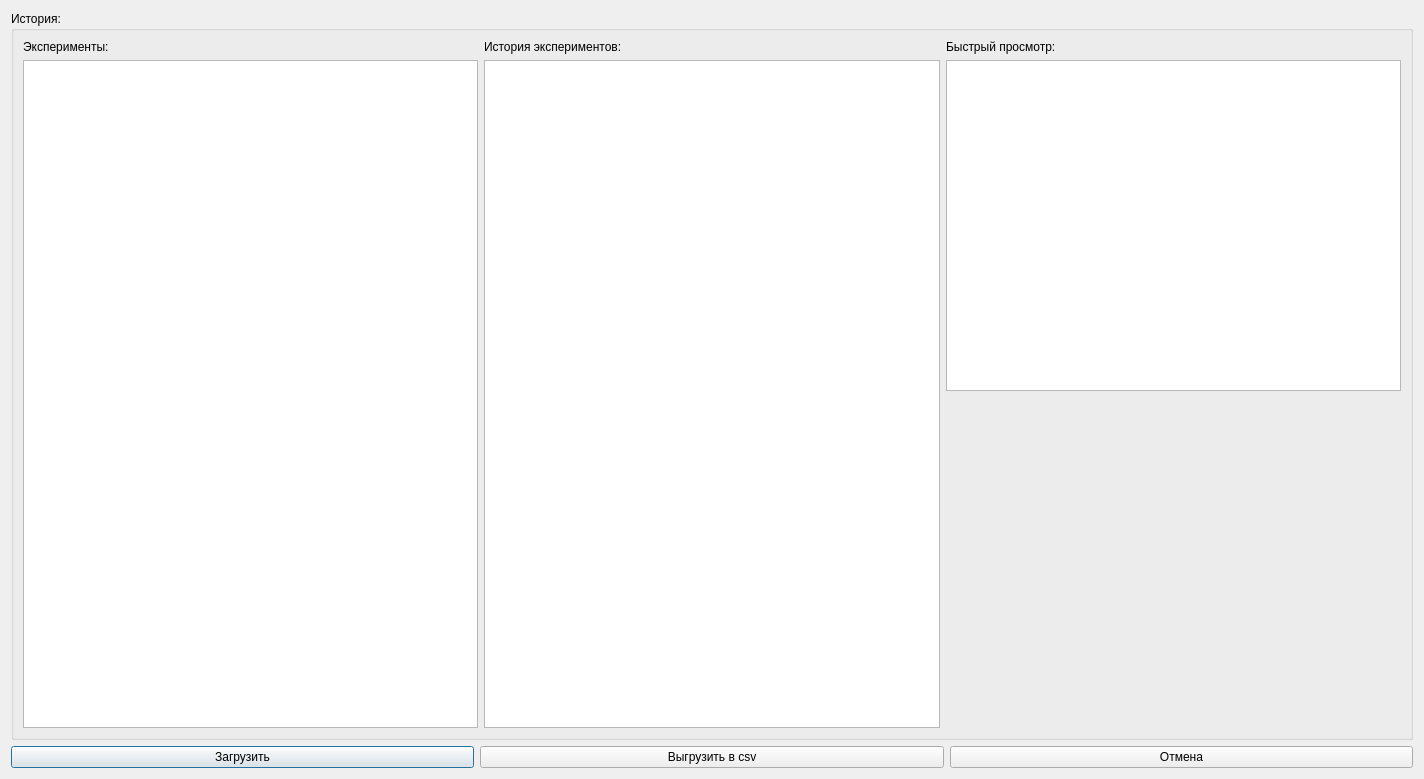
neurocomputer/MemriBoard, file gui/uies/history.ui: the form before one commit.
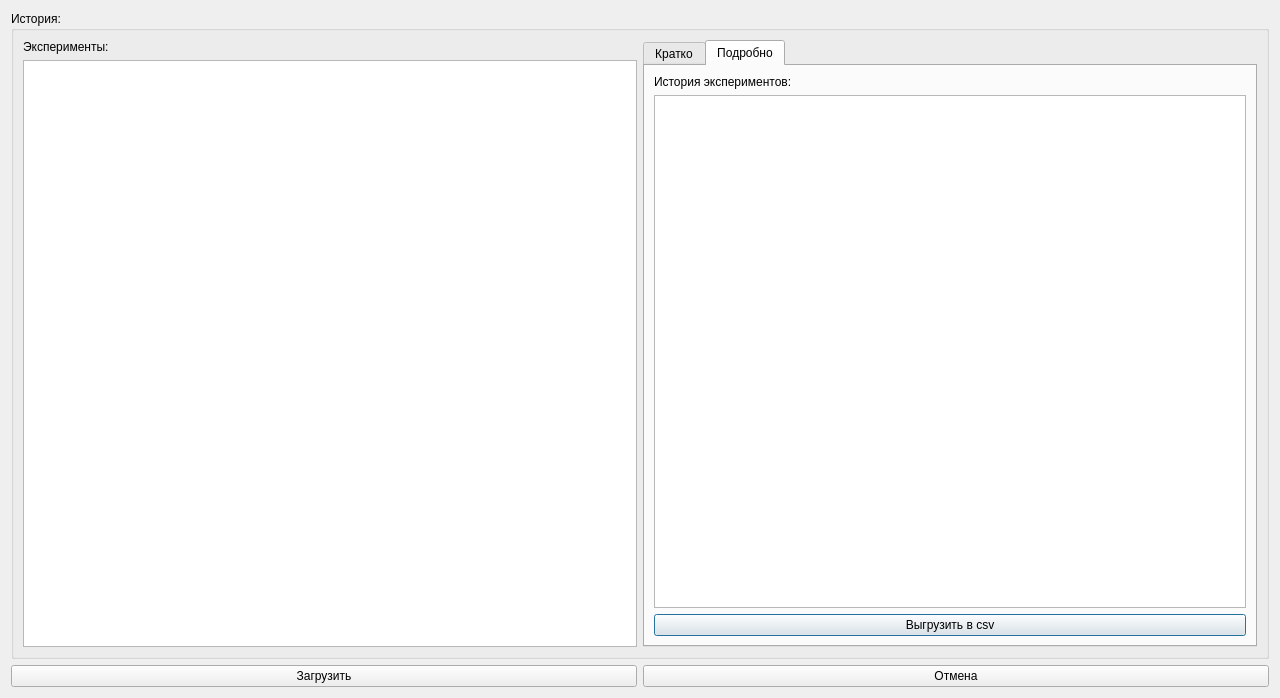
The form after the commit. The open tabs and pages were chosen to show the change.

Commit message: history window reorganised

Diff of the .ui file:
```diff
--- a/gui/uies/history.ui
+++ b/gui/uies/history.ui
@@ -6,8 +6,8 @@
    <rect>
     <x>0</x>
     <y>0</y>
-    <width>1424</width>
-    <height>779</height>
+    <width>1280</width>
+    <height>698</height>
    </rect>
   </property>
   <property name="windowTitle">
@@ -37,19 +37,15 @@
          </layout>
         </item>
         <item>
-         <layout class="QVBoxLayout" name="verticalLayout_6">
-          <item>
-           <widget class="QLabel" name="label">
-            <property name="text">
-             <string>История экспериментов:</string>
-            </property>
-           </widget>
-          </item>
-          <item>
-           <widget class="QTableWidget" name="table_history_tickets"/>
-          </item>
-         </layout>
-        </item>
+         <widget class="QTabWidget" name="tab_history_info">
+          <property name="currentIndex">
+           <number>0</number>
+          </property>
+          <widget class="QWidget" name="tab_brief">
+           <attribute name="title">
+            <string>Кратко</string>
+           </attribute>
+           <layout class="QVBoxLayout" name="verticalLayout_2">
         <item>
          <layout class="QVBoxLayout" name="verticalLayout_7">
           <item>
@@ -78,6 +74,38 @@
          </layout>
         </item>
        </layout>
+          </widget>
+          <widget class="QWidget" name="tab_full">
+           <attribute name="title">
+            <string>Подробно</string>
+           </attribute>
+           <layout class="QVBoxLayout" name="verticalLayout_3">
+            <item>
+             <layout class="QVBoxLayout" name="verticalLayout_6">
+              <item>
+               <widget class="QLabel" name="label">
+                <property name="text">
+                 <string>История экспериментов:</string>
+                </property>
+               </widget>
+              </item>
+              <item>
+               <widget class="QTableWidget" name="table_history_tickets"/>
+              </item>
+              <item>
+               <widget class="QPushButton" name="button_load_from_db">
+                <property name="text">
+                 <string>Выгрузить в csv</string>
+                </property>
+               </widget>
+              </item>
+             </layout>
+            </item>
+           </layout>
+          </widget>
+         </widget>
+        </item>
+       </layout>
       </item>
      </layout>
     </widget>
@@ -91,13 +119,6 @@
        </property>
       </widget>
      </item>
-     <item>
-      <widget class="QPushButton" name="button_load_from_db">
-       <property name="text">
-        <string>Выгрузить в csv</string>
-       </property>
-      </widget>
-     </item>
      <item>
       <widget class="QPushButton" name="button_cancel">
        <property name="text">
```
Lines whose indentation alone changed are shown as unchanged.
